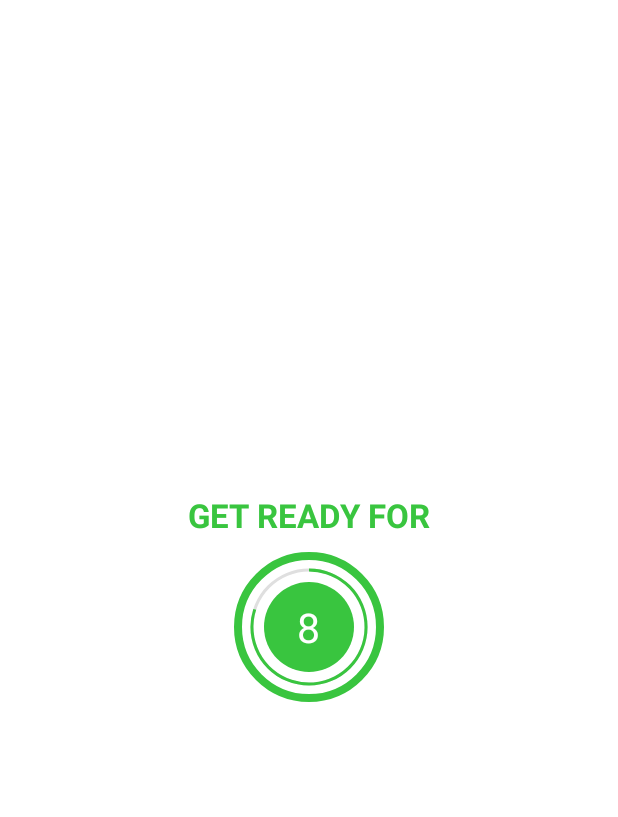
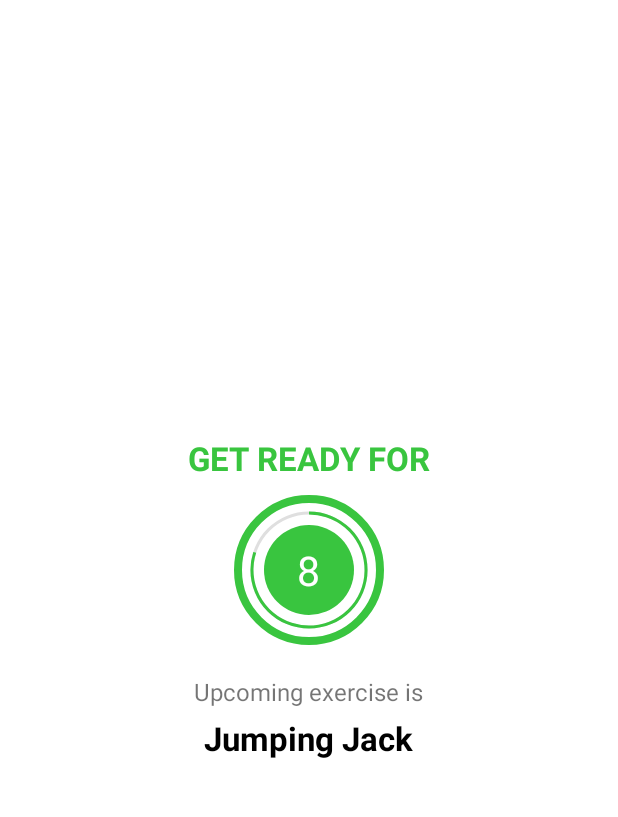
Before and after one commit to Helaluzzaman/WorkoutApp, an Android app: the ExcerciseActivity screen opened directly, with no data from a screen before it, on a phone screen of 412 x 824 dp, the part 62-879 px from its top. Run offline under Robolectric (Android 15) with nearby library versions, the phone set to English and light mode, and no system bars.

Commit message:
upcoming exercise name added
minor change in exercise ui. and some logic change for next rest view also

```diff
--- a/app/src/main/res/layout/activity_excercise.xml
+++ b/app/src/main/res/layout/activity_excercise.xml
@@ -21,7 +21,7 @@
         android:orientation="vertical"
         android:layout_below="@+id/tb_actionBar"
         android:visibility="visible"
-        tools:visibility="invisible"
+        tools:visibility="visible"
         >
         <TextView
             android:layout_width="wrap_content"
@@ -68,6 +68,22 @@
                     android:textColor="@color/white"/>
             </LinearLayout>
         </FrameLayout>
+        <TextView
+            android:layout_width="wrap_content"
+            android:layout_height="wrap_content"
+            android:text="@string/upcoming_exercise_is"
+            android:layout_marginTop="20dp"
+            android:textSize="16sp"
+            />
+        <TextView
+            android:id="@+id/tv_upcomming_exercise_name"
+            android:layout_width="wrap_content"
+            android:layout_height="wrap_content"
+            android:text="@string/exerciseName"
+            android:textColor="@color/black"
+            android:textStyle="bold"
+            android:textSize="22sp"
+            android:layout_marginTop="5dp"/>
     </LinearLayout>
 
     <LinearLayout
@@ -78,8 +94,16 @@
         android:orientation="vertical"
         android:layout_below="@+id/tb_actionBar"
         android:visibility="invisible"
-        tools:visibility="visible"
+        tools:visibility="invisible"
         >
+        <ImageView
+            android:layout_width="match_parent"
+            android:layout_height="0dp"
+            android:id="@+id/iv_exercise_image"
+            android:contentDescription="@string/exercise_image_"
+            android:src="@drawable/ic_jumping_jacks"
+            android:layout_weight="1"
+            />
         <TextView
             android:id="@+id/tv_exercise_name"
             android:layout_width="wrap_content"
@@ -88,14 +112,6 @@
             android:text="@string/exerciseName"
             android:textColor="@color/colorAccent"
             android:textStyle="bold"
-            />
-        <ImageView
-            android:layout_width="wrap_content"
-            android:layout_height="0dp"
-            android:id="@+id/iv_exercise_image"
-            android:contentDescription="@string/exercise_image_"
-            android:src="@drawable/ic_jumping_jacks"
-            android:layout_weight="1"
             />
         <FrameLayout
             android:layout_width="100dp"
@@ -132,6 +148,7 @@
                     android:textSize="27sp" />
             </LinearLayout>
         </FrameLayout>
+
     </LinearLayout>
 
 </RelativeLayout>
--- a/app/src/main/res/values/strings.xml
+++ b/app/src/main/res/values/strings.xml
@@ -8,4 +8,5 @@
     <string name="exercise_image">exercise Image</string>
     <string name="rest_duration">10</string>
     <string name="exercise_image_">Exercise Image</string>
+    <string name="upcoming_exercise_is">Upcoming exercise is</string>
 </resources>
```
Also changed, not shown: app/src/main/java/com/learning/workoutapp/ExcerciseActivity.kt (+23 -22 lines).
